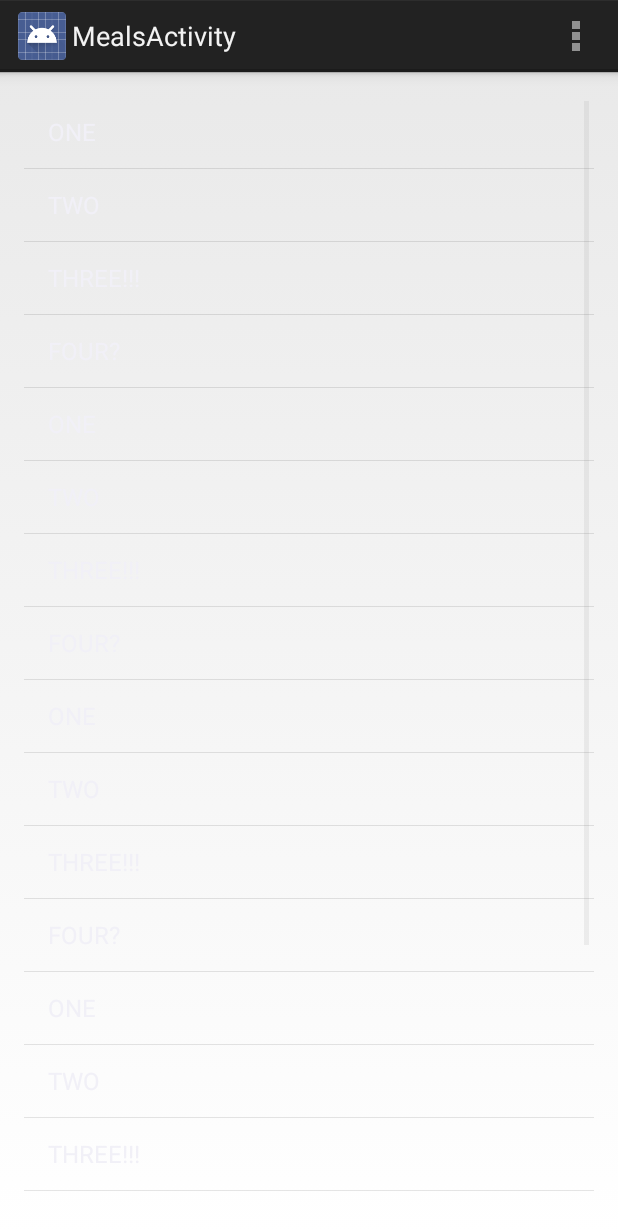
After one commit to HasMatthew/applikitchen, an Android app: the MealsActivity screen opened directly, with no data from a screen before it, on a phone screen of 412 x 824 dp. The commit adds this screen. Shown: the top 1230 px of the screen. Run offline under Robolectric (Android 15) with nearby library versions, the phone set to English and light mode, and no system bars.

Commit message:
Add the MealsActivity that is loaded after successful login.

```diff
--- a/app/src/main/AndroidManifest.xml
+++ b/app/src/main/AndroidManifest.xml
@@ -22,6 +22,10 @@
             android:label="@string/app_name"
             android:windowSoftInputMode="adjustResize|stateVisible" >
         </activity>
+        <activity
+            android:name=".meals.MealsActivity"
+            android:label="@string/title_activity_meals" >
+        </activity>
     </application>
 
     <!-- To auto-complete the email text field in the login form with the user's emails -->
--- a/app/src/main/java/com/tune/applikitchen/LoginActivity.java
+++ b/app/src/main/java/com/tune/applikitchen/LoginActivity.java
@@ -27,6 +27,7 @@ import android.widget.Toast;
 import com.google.gson.reflect.TypeToken;
 import com.koushikdutta.async.future.FutureCallback;
 import com.koushikdutta.ion.Ion;
+import com.tune.applikitchen.meals.MealsActivity;
 
 /**
  * A login screen that offers login via email/password.
@@ -227,7 +228,9 @@ public class LoginActivity extends Activity {
         //Stored auth token
         sharedPref.edit().putString("auth", loginResp.token).apply();
 
-
+        Intent mealsActivityIntent = new Intent(this, MealsActivity.class);
+        startActivity(mealsActivityIntent);
+        finish();
     }
 
     public static class Login {
--- /dev/null
+++ b/app/src/main/java/com/tune/applikitchen/meals/EndlessScrollListener.java
@@ -0,0 +1,71 @@
+package com.tune.applikitchen.meals;
+
+import android.widget.AbsListView;
+import android.widget.AbsListView.OnScrollListener;
+
+public abstract class EndlessScrollListener implements OnScrollListener {
+    // The minimum amount of items to have below your current scroll position
+    // before loading more.
+    private int visibleThreshold = 5;
+    // The current offset index of data you have loaded
+    private int currentPage = 0;
+    // The total number of items in the dataset after the last load
+    private int previousTotalItemCount = 0;
+    // True if we are still waiting for the last set of data to load.
+    private boolean loading = true;
+    // Sets the starting page index
+    private int startingPageIndex = 0;
+
+    public EndlessScrollListener() {
+    }
+
+    public EndlessScrollListener(int visibleThreshold) {
+        this.visibleThreshold = visibleThreshold;
+    }
+
+    public EndlessScrollListener(int visibleThreshold, int startPage) {
+        this.visibleThreshold = visibleThreshold;
+        this.startingPageIndex = startPage;
+        this.currentPage = startPage;
+    }
+
+    // This happens many times a second during a scroll, so be wary of the code you place here.
+    // We are given a few useful parameters to help us work out if we need to load some more data,
+    // but first we check if we are waiting for the previous load to finish.
+    @Override
+    public void onScroll(AbsListView view,int firstVisibleItem,int visibleItemCount,int totalItemCount)
+    {
+        // If the total item count is zero and the previous isn't, assume the
+        // list is invalidated and should be reset back to initial state
+        if (totalItemCount < previousTotalItemCount) {
+            this.currentPage = this.startingPageIndex;
+            this.previousTotalItemCount = totalItemCount;
+            if (totalItemCount == 0) { this.loading = true; }
+        }
+
+        // If it’s still loading, we check to see if the dataset count has
+        // changed, if so we conclude it has finished loading and update the current page
+        // number and total item count.
+        if (loading && (totalItemCount > previousTotalItemCount)) {
+            loading = false;
+            previousTotalItemCount = totalItemCount;
+            currentPage++;
+        }
+
+        // If it isn’t currently loading, we check to see if we have breached
+        // the visibleThreshold and need to reload more data.
+        // If we do need to reload some more data, we execute onLoadMore to fetch the data.
+        if (!loading && (totalItemCount - visibleItemCount)<=(firstVisibleItem + visibleThreshold)) {
+            onLoadMore(currentPage + 1, totalItemCount);
+            loading = true;
+        }
+    }
+
+    // Defines the process for actually loading more data based on page
+    public abstract void onLoadMore(int page, int totalItemsCount);
+
+    @Override
+    public void onScrollStateChanged(AbsListView view, int scrollState) {
+        // Don't take any action on changed
+    }
+}
--- /dev/null
+++ b/app/src/main/java/com/tune/applikitchen/meals/MealsActivity.java
@@ -0,0 +1,73 @@
+package com.tune.applikitchen.meals;
+
+import android.app.Activity;
+import android.os.Bundle;
+import android.view.Menu;
+import android.view.MenuItem;
+import android.widget.ArrayAdapter;
+import android.widget.ListView;
+
+import com.tune.applikitchen.R;
+
+
+public class MealsActivity extends Activity {
+
+    @Override
+    protected void onCreate(Bundle savedInstanceState) {
+        super.onCreate(savedInstanceState);
+        setContentView(R.layout.activity_meals);
+        ListView mealsList = (ListView) findViewById(R.id.mealsList);
+        mealsList.setOnScrollListener(new EndlessScrollListener() {
+            @Override
+            public void onLoadMore(int page, int totalItemsCount) {
+                System.out.println("DERPDERP");
+            }
+        });
+
+        String[] items = {
+                "ONE",
+                "TWO",
+                "THREE!!!",
+                "FOUR?",
+                "ONE",
+                "TWO",
+                "THREE!!!",
+                "FOUR?",
+                "ONE",
+                "TWO",
+                "THREE!!!",
+                "FOUR?",
+                "ONE",
+                "TWO",
+                "THREE!!!",
+                "FOUR?",
+                "ONE",
+                "TWO",
+                "THREE!!!",
+                "FOUR?"
+        };
+        ArrayAdapter<String> adapter = new ArrayAdapter<String>(this.getApplicationContext(), android.R.layout.simple_list_item_1, items);
+        mealsList.setAdapter(adapter);
+        adapter.notifyDataSetChanged();
+    }
+
+
+    @Override
+    public boolean onCreateOptionsMenu(Menu menu) {
+        // Inflate the menu; this adds items to the action bar if it is present.
+        getMenuInflater().inflate(R.menu.meals, menu);
+        return true;
+    }
+
+    @Override
+    public boolean onOptionsItemSelected(MenuItem item) {
+        // Handle action bar item clicks here. The action bar will
+        // automatically handle clicks on the Home/Up button, so long
+        // as you specify a parent activity in AndroidManifest.xml.
+        int id = item.getItemId();
+        if (id == R.id.action_settings) {
+            return true;
+        }
+        return super.onOptionsItemSelected(item);
+    }
+}
--- /dev/null
+++ b/app/src/main/res/layout/activity_meals.xml
@@ -0,0 +1,18 @@
+<RelativeLayout xmlns:android="http://schemas.android.com/apk/res/android"
+    xmlns:tools="http://schemas.android.com/tools"
+    android:layout_width="match_parent"
+    android:layout_height="match_parent"
+    android:paddingLeft="@dimen/activity_horizontal_margin"
+    android:paddingRight="@dimen/activity_horizontal_margin"
+    android:paddingTop="@dimen/activity_vertical_margin"
+    android:paddingBottom="@dimen/activity_vertical_margin"
+    tools:context="com.tune.applikitchen.meals.MealsActivity">
+
+    <ListView
+        android:layout_width="wrap_content"
+        android:layout_height="wrap_content"
+        android:id="@+id/mealsList"
+        android:layout_alignParentTop="true"
+        android:choiceMode="singleChoice" />
+
+</RelativeLayout>
--- /dev/null
+++ b/app/src/main/res/menu/meals.xml
@@ -0,0 +1,8 @@
+<menu xmlns:android="http://schemas.android.com/apk/res/android"
+    xmlns:tools="http://schemas.android.com/tools"
+    tools:context="com.tune.applikitchen.meals.MealsActivity" >
+    <item android:id="@+id/action_settings"
+        android:title="@string/action_settings"
+        android:orderInCategory="100"
+        android:showAsAction="never" />
+</menu>
--- /dev/null
+++ b/app/src/main/res/values-w820dp/dimens.xml
@@ -0,0 +1,6 @@
+<resources>
+    <!-- Example customization of dimensions originally defined in res/values/dimens.xml
+         (such as screen margins) for screens with more than 820dp of available width. This
+         would include 7" and 10" devices in landscape (~960dp and ~1280dp respectively). -->
+    <dimen name="activity_horizontal_margin">64dp</dimen>
+</resources>
--- a/app/src/main/res/values/strings.xml
+++ b/app/src/main/res/values/strings.xml
@@ -1,3 +1,9 @@
+<?xml version="1.0" encoding="utf-8"?>
 <resources>
+
     <string name="app_name">Applikitchen</string>
+    <string name="title_activity_meals">MealsActivity</string>
+    <string name="hello_world">Hello world!</string>
+    <string name="action_settings">Settings</string>
+
 </resources>
```
